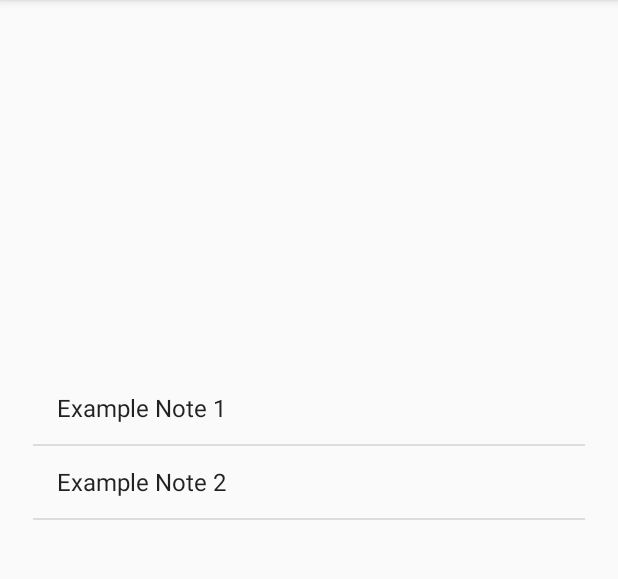
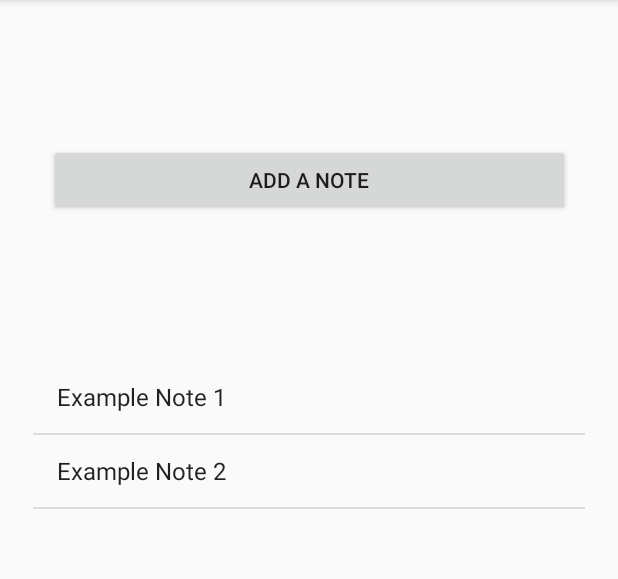
Before and after one commit to Shamrock-Frost/nate, an Android app: the screen it shows after launch (MainActivity), on a phone screen of 412 x 824 dp, the part 84-663 px from its top. Run offline under Robolectric (Android 15) with nearby library versions, the phone set to English and light mode, and no system bars.

Commit message:
Added new note activity

```diff
--- a/android/nate/app/src/main/AndroidManifest.xml
+++ b/android/nate/app/src/main/AndroidManifest.xml
@@ -16,6 +16,7 @@
                 <category android:name="android.intent.category.LAUNCHER" />
             </intent-filter>
         </activity>
+        <activity android:name=".NewNoteActivity"></activity>
 
         <service
             android:name=".QuickAddNote"
--- a/android/nate/app/src/main/java/com/beanie/nate/nate/MainActivity.kt
+++ b/android/nate/app/src/main/java/com/beanie/nate/nate/MainActivity.kt
@@ -10,10 +10,7 @@ import android.support.v7.app.AppCompatActivity
 import android.os.Bundle
 import android.support.v4.app.NotificationCompat
 import android.view.View
-import android.widget.AdapterView
-import android.widget.ArrayAdapter
-import android.widget.ListAdapter
-import android.widget.ListView
+import android.widget.*
 
 const val CHANNEL_ID = "my_channel_01"
 const val CHANNEL_NAME = "nate channel"
@@ -21,6 +18,7 @@ const val CHANNEL_IMPORTANCE = NotificationManager.IMPORTANCE_HIGH
 
 class MainActivity : AppCompatActivity() {
     private lateinit var notesListView : ListView
+    private lateinit var addNoteButton : Button
     private lateinit var notificationChannel : NotificationChannel
     private lateinit var notificationManager : NotificationManager
 
@@ -33,6 +31,12 @@ class MainActivity : AppCompatActivity() {
         notesListView = findViewById(R.id.notes_list)
         localNotes.add("Example Note 1")
         localNotes.add("Example Note 2")
+
+        addNoteButton = findViewById(R.id.add_note)
+        addNoteButton.setOnClickListener { view ->
+            val intent = Intent(this, NewNoteActivity::class.java)
+            startActivity(intent)
+        }
 
         notificationChannel = NotificationChannel(CHANNEL_ID, CHANNEL_NAME, CHANNEL_IMPORTANCE)
         notificationManager = getSystemService(Context.NOTIFICATION_SERVICE) as NotificationManager
--- a/android/nate/app/src/main/res/layout/activity_main.xml
+++ b/android/nate/app/src/main/res/layout/activity_main.xml
@@ -10,9 +10,22 @@
         android:id="@+id/notes_list"
         android:layout_width="368dp"
         android:layout_height="431dp"
+        android:foregroundGravity="top"
         app:layout_constraintBottom_toBottomOf="parent"
         app:layout_constraintEnd_toEndOf="parent"
+        app:layout_constraintHorizontal_bias="0.5"
         app:layout_constraintStart_toStartOf="parent"
-        app:layout_constraintTop_toTopOf="parent"
+        app:layout_constraintTop_toBottomOf="@+id/add_note"
         app:layout_constraintVertical_bias="0.737" />
+
+    <Button
+        android:id="@+id/add_note"
+        android:layout_width="347dp"
+        android:layout_height="wrap_content"
+        android:text="Add a note"
+        app:layout_constraintBottom_toTopOf="@+id/notes_list"
+        app:layout_constraintEnd_toEndOf="parent"
+        app:layout_constraintHorizontal_bias="0.5"
+        app:layout_constraintStart_toStartOf="parent"
+        app:layout_constraintTop_toTopOf="parent" />
 </android.support.constraint.ConstraintLayout>
```
Also changed, not shown: android/nate/app/src/main/java/com/beanie/nate/nate/NewNoteActivity.kt (added, +21 -0 lines), android/nate/app/src/main/res/layout/activity_new_note.xml (added, +44 -0 lines).
